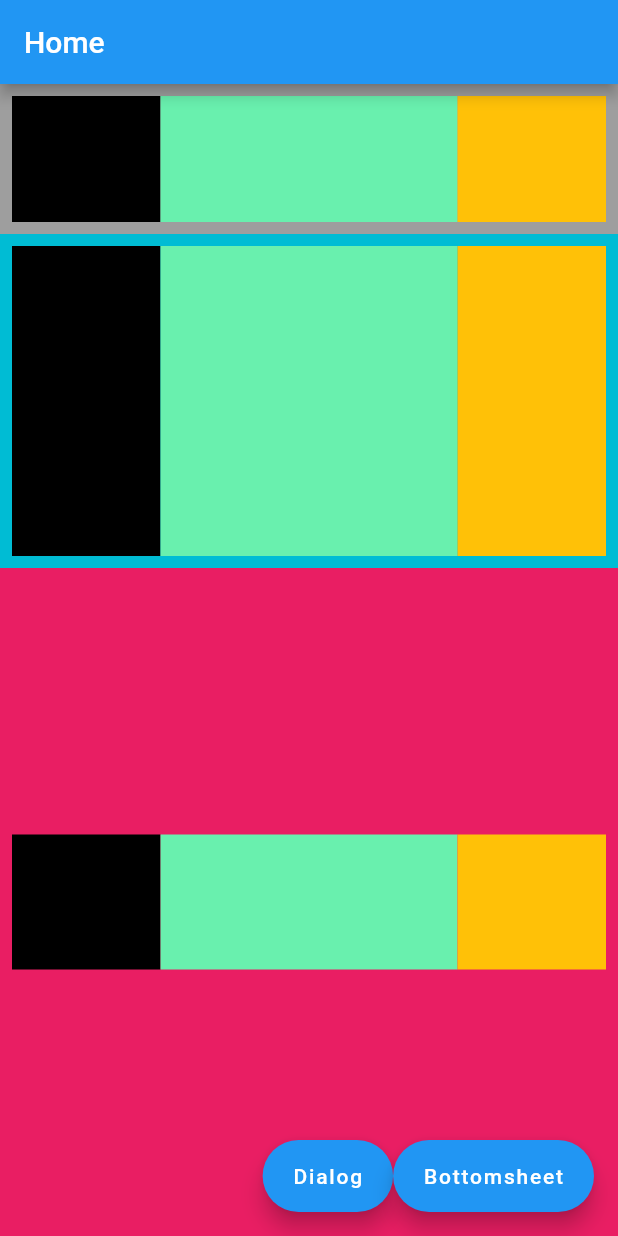
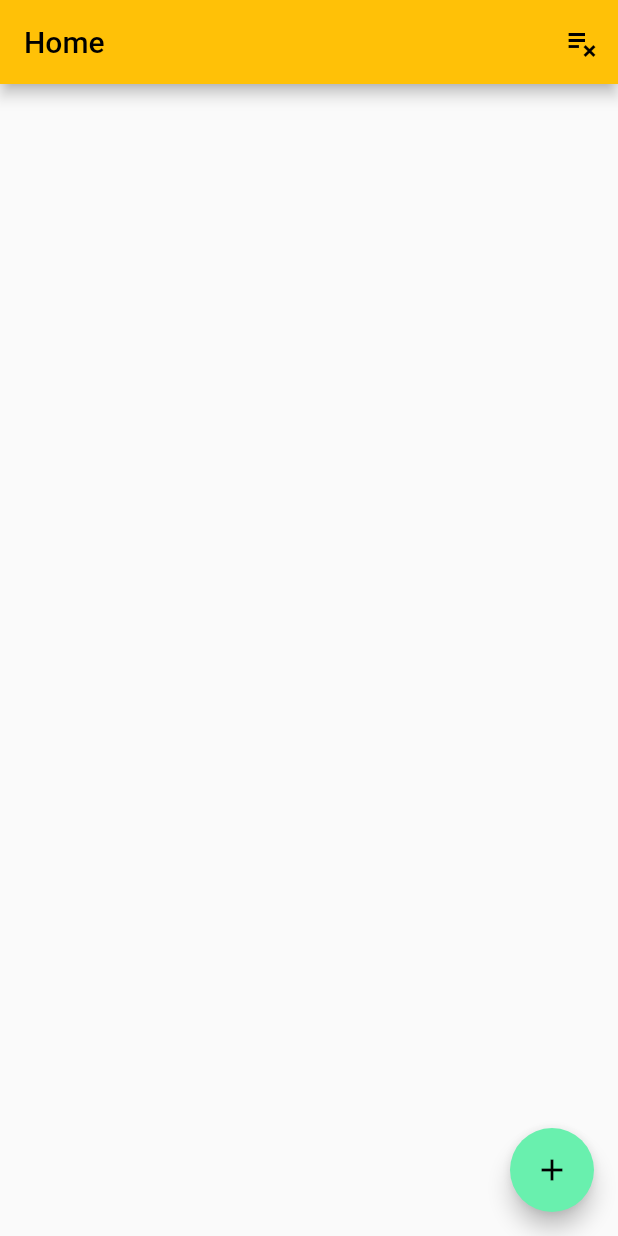
Before and after one commit to RafatMeraz/ostad-flutter-batch-three, a Flutter app: the screen it shows after launch, on a phone screen of 412 x 824 dp. Run offline on Flutter 3.47's test engine with Material 2 defaults, Android fonts, the light colour scheme and no system bars.

Commit message:
module 8 class 1 live class

```diff
--- a/intro_widget/lib/home.dart
+++ b/intro_widget/lib/home.dart
@@ -8,201 +8,117 @@ class HomeScreen extends StatefulWidget {
 }
 
 class _HomeScreenState extends State<HomeScreen> {
+  final TextEditingController _titleTEController = TextEditingController();
+  final TextEditingController _descriptionTEController = TextEditingController();
+
+  List<Todo> todos = [];
+
   @override
   Widget build(BuildContext context) {
     return Scaffold(
       appBar: AppBar(
         title: const Text('Home'),
-      ),
-      body: Column(
-        children: [
-          Container(
-            color: Colors.grey,
-            height: 100,
-            child: Padding(
-              padding: const EdgeInsets.all(8.0),
-              child: Row(
-                children: [
-                  Expanded(
-                    child: Container(
-                      color: Colors.black,
-                      height: 90,
-                    ),
-                  ),
-                  Flexible(
-                    flex: 2,
-                    fit: FlexFit.tight,
-                    child: Container(
-                      color: Colors.greenAccent,
-                      height: 90,
-                    ),
-                  ),
-                  Expanded(
-                    child: Container(
-                      color: Colors.amber,
-                      height: 90,
-                    ),
-                  ),
-                ],
-              ),
-            ),
-          ),
-          Expanded(
-            child: Container(
-              color: Colors.cyan,
-              height: 100,
-              child: Padding(
-                padding: const EdgeInsets.all(8.0),
-                child: Row(
-                  children: [
-                    Expanded(
-                      child: Container(
-                        color: Colors.black,
-                      ),
-                    ),
-                    Flexible(
-                      flex: 2,
-                      fit: FlexFit.tight,
-                      child: Container(
-                        color: Colors.greenAccent,
-                      ),
-                    ),
-                    Expanded(
-                      child: Container(
-                        color: Colors.amber,
-                      ),
-                    ),
-                  ],
-                ),
-              ),
-            ),
-          ),
-          Flexible(
-            fit: FlexFit.tight,
-            flex: 2,
-            child: Container(
-              color: Colors.pink,
-              height: 100,
-              child: Padding(
-                padding: const EdgeInsets.all(8.0),
-                child: Row(
-                  children: [
-                    Expanded(
-                      child: Container(
-                        color: Colors.black,
-                        height: 90,
-                      ),
-                    ),
-                    Flexible(
-                      flex: 2,
-                      fit: FlexFit.tight,
-                      child: Container(
-                        color: Colors.greenAccent,
-                        height: 90,
-                      ),
-                    ),
-                    Expanded(
-                      child: Container(
-                        color: Colors.amber,
-                        height: 90,
-                      ),
-                    ),
-                  ],
-                ),
-              ),
-            ),
-          ),
-        ],
-      ),
-      floatingActionButton: Row(
-        mainAxisAlignment: MainAxisAlignment.end,
-        children: [
-          FloatingActionButton.extended(
-            onPressed: () {
-              showDialog(
-                  context: context,
-                  barrierDismissible: false,
-                  barrierColor: Colors.transparent,
-                  builder: (context) {
-                    return AlertDialog(
-                      shadowColor: Colors.grey,
-                      titlePadding: const EdgeInsets.only(left: 16),
-                      title: Row(
-                        mainAxisAlignment: MainAxisAlignment.spaceBetween,
-                        children: [
-                          const Text('Message'),
+        actions: [
           IconButton(
               onPressed: () {
-                              Navigator.pop(context);
+                todos.clear();
+                if (mounted) {
+                  setState(() {});
+                }
               },
-                            icon: const Icon(Icons.close),
-                          ),
-                        ],
-                      ),
-                      content: const Column(
-                        mainAxisSize: MainAxisSize.min,
-                        children: [
-                          Text('Welcome to our app'),
-                          Text('Welcome to our app'),
-                          Text('Welcome to our app'),
-                          Text('Welcome to our app'),
-                          Text('Welcome to our app'),
-                        ],
-                      ),
-                      contentPadding: const EdgeInsets.all(24),
-                      shape: RoundedRectangleBorder(
-                          borderRadius: BorderRadius.circular(8)),
-                      actions: [
-                        OutlinedButton(
-                            onPressed: () {}, child: const Text('Confirm'))
-                      ],
-                    );
-                  });
-            },
-            label: const Text('Dialog'),
-          ),
-          FloatingActionButton.extended(
-            onPressed: () {
-              // TODO - Challenge: showBottomSheet - solve this error and make bottom sheet visible
-
-              showModalBottomSheet(
-                  context: context,
-                  isScrollControlled: true,
-                  useSafeArea: true,
-                  shape: const RoundedRectangleBorder(
-                      borderRadius: BorderRadius.only(
-                    topLeft: Radius.circular(16),
-                    topRight: Radius.circular(16),
-                  )),
-                  builder: (context) {
-                    return Column(
-                      children: [
-                        Row(
-                          mainAxisAlignment: MainAxisAlignment.spaceBetween,
-                          children: [
-                            const Text('Title', style: TextStyle(
-                              fontSize: 24,
-                              fontWeight: FontWeight.w500
-                            ),),
-                            IconButton(
-                              icon: const Icon(Icons.close),
-                              onPressed: () {
-                                Navigator.pop(context);
-                              },
+              icon: const Icon(Icons.playlist_remove),
           )
         ],
       ),
-                        Divider(
-                          color: Colors.pink,
+      body: ListView.separated(
+        itemCount: todos.length,
+        itemBuilder: (context, index) {
+          return ListTile(
+            onLongPress: () {
+              todos[index].isDone = !todos[index].isDone;
+              if (mounted) {
+                setState(() {});
+              }
+            },
+            leading: todos[index].isDone
+                ? const Icon(Icons.done_outline)
+                : const Icon(Icons.close),
+            title: Text(todos[index].title),
+            subtitle: Text(
+              todos[index].description,
             ),
-                      ],
+            trailing: IconButton(
+              icon: const Icon(Icons.delete_forever_outlined),
+              onPressed: () {
+                todos.removeAt(index);
+                if (mounted) {
+                  setState(() {});
+                }
+              },
+            ),
           );
-                  });
         },
-            label: const Text('Bottomsheet'),
+        separatorBuilder: (context, index) {
+          return const Divider(
+            height: 0,
+          );
+        },
       ),
+      floatingActionButton: FloatingActionButton(
+        onPressed: () {
+          showAddNewTodoModalSheet();
+        },
+        child: const Icon(Icons.add),
+      ),
+    );
+  }
+
+  void showAddNewTodoModalSheet() {
+    showModalBottomSheet(
+        context: context,
+        builder: (context) {
+          return Padding(
+            padding: const EdgeInsets.all(16.0),
+            child: Column(
+              children: [
+                const Text('Add New Todo'),
+                TextField(
+                  controller: _titleTEController,
+                  decoration: const InputDecoration(hintText: 'Title'),
+                ),
+                TextField(
+                  controller: _descriptionTEController,
+                  decoration: const InputDecoration(hintText: 'Description'),
+                ),
+                ElevatedButton(
+                  onPressed: () {
+                    if (_titleTEController.text.trim().isNotEmpty &&
+                        _descriptionTEController.text.trim().isNotEmpty) {
+                      todos.add(Todo(_titleTEController.text.trim(),
+                          _descriptionTEController.text.trim(), false));
+                      if (mounted) {
+                        setState(() {});
+                      }
+                      _titleTEController.clear();
+                      _descriptionTEController.clear();
+                      Navigator.pop(context);
+                    }
+                  },
+                  child: const Text('Add'),
+                )
               ],
             ),
           );
+        });
   }
 }
+
+// To do
+// title, description, done
+
+class Todo {
+  String title, description;
+  bool isDone;
+
+  Todo(this.title, this.description, this.isDone);
+}
--- a/intro_widget/lib/main.dart
+++ b/intro_widget/lib/main.dart
@@ -1,5 +1,9 @@
 import 'package:flutter/material.dart';
 import 'package:intro_widget/home.dart';
+
+// TODO 1 - Button for switch theme
+// TODO 2 - Update todo
+// TODO 3 - Update the ui design of bottom sheet
 
 main() {
   runApp(const MyApp());
@@ -10,8 +14,24 @@ class MyApp extends StatelessWidget {
 
   @override
   Widget build(BuildContext context) {
-    return const MaterialApp(
-      home: HomeScreen(),
+    return MaterialApp(
+      title: 'Todo',
+      home: const HomeScreen(),
+      themeMode: ThemeMode.system,
+      theme: ThemeData(
+        brightness: Brightness.light,
+        primarySwatch: Colors.amber,
+          floatingActionButtonTheme: const FloatingActionButtonThemeData(
+              backgroundColor: Colors.greenAccent
+          )
+      ),
+      darkTheme: ThemeData(
+        brightness: Brightness.dark,
+        primarySwatch: Colors.red,
+        floatingActionButtonTheme: const FloatingActionButtonThemeData(
+          backgroundColor: Colors.purple
+        )
+      ),
     );
   }
 }
```
Lines whose indentation alone changed are shown as unchanged.
